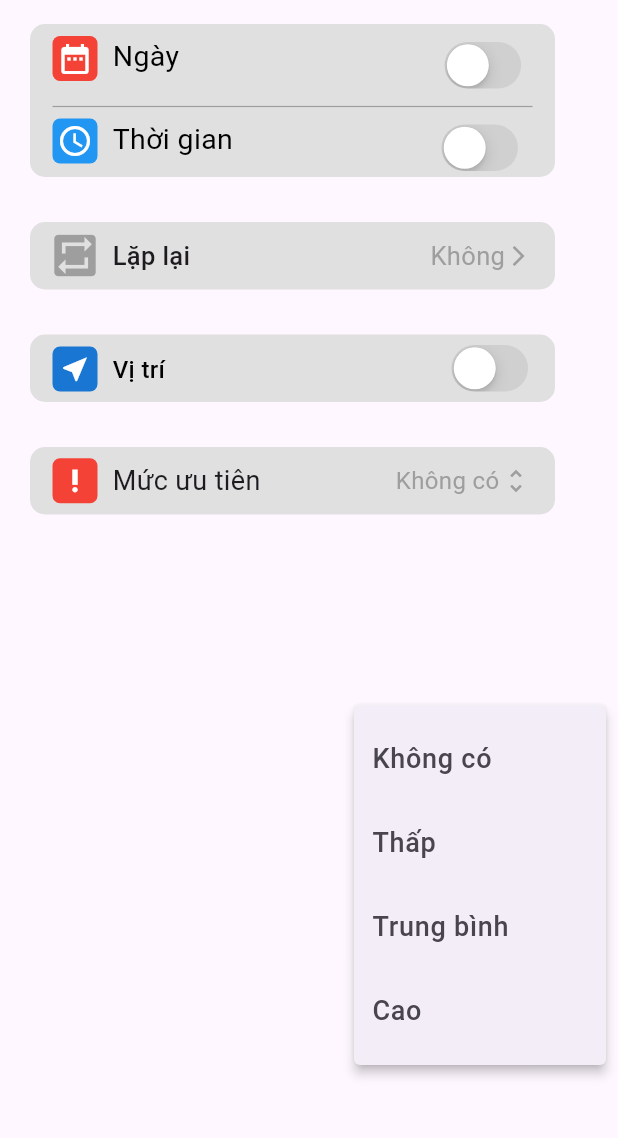
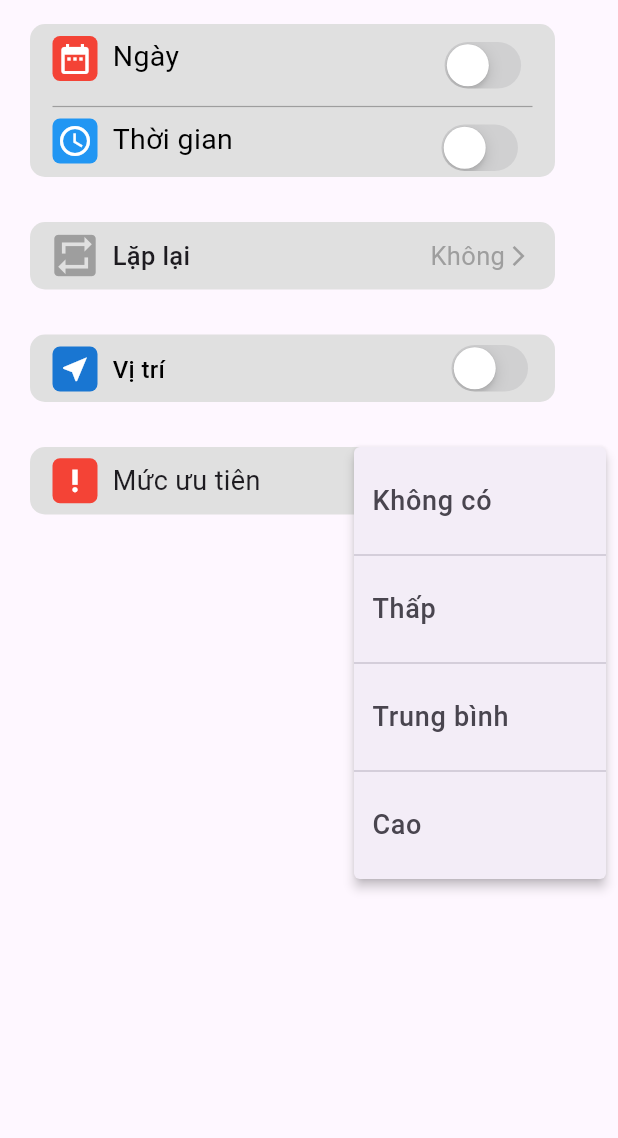
Before and after one commit to Huy17092002/Todolist, a Flutter app: the DetailsAddtask screen opened directly, after a tap on "Mức ưu tiên", on a phone screen of 412 x 824 dp, the part 60-1198 px from its top. Run offline on Flutter 3.47's test engine with Material 3 defaults, Android fonts, the phone set to English and light mode, and no system bars.

Commit message:
push code

```diff
--- a/lib/task/tasklist_page.dart
+++ b/lib/task/tasklist_page.dart
@@ -90,7 +90,7 @@ class TaskListPageState extends State<TaskListPage> {
                             ),
                           ),
                           title: Icon(Icons.remove_red_eye_outlined),
-                        )),
+                        ),),
                     const PopupMenuItem(
                         child: ListTile(
                           leading: Text(
@@ -100,7 +100,7 @@ class TaskListPageState extends State<TaskListPage> {
                             ),
                           ),
                           title: Icon(Icons.print),
-                        )),
+                        ),),
                     const PopupMenuItem(
                         child: ListTile(
                           leading: Text(
@@ -206,7 +206,8 @@ class TaskListPageState extends State<TaskListPage> {
         decoration: const InputDecoration(
             icon: Icon(Icons.radio_button_unchecked, color: Colors.grey),
             hintText: 'Add note',
-            suffixIcon: Icon(Icons.info_outline)),
+            // suffixIcon: Icon(Icons.info_outline),
+        ),
       ),
     );
   }
--- a/lib/widget/priority_detailsnewreminder_widget.dart
+++ b/lib/widget/priority_detailsnewreminder_widget.dart
@@ -8,16 +8,21 @@ class Priority extends StatefulWidget {
 }
 
 class _PriorityState extends State<Priority> {
-
-
   @override
   Widget build(BuildContext context) {
     return GestureDetector(
       onTap: () {
+        final RenderBox renderBox = context.findRenderObject() as RenderBox;
+        final offset = renderBox.localToGlobal(Offset.zero);
         showMenu(
           context: context,
-          position: const RelativeRect.fromLTRB(5, 510, 0, 0),
-          items: <PopupMenuItem>[
+          position: RelativeRect.fromLTRB(
+              offset.dx + renderBox.size.width,
+              offset.dy,
+              0,
+              offset.dy + renderBox.size.height
+          ),
+          items: <PopupMenuEntry>[
             const PopupMenuItem(
               child: ListTile(
                 leading: Text(
@@ -26,6 +31,7 @@ class _PriorityState extends State<Priority> {
                 ),
               ),
             ),
+            const PopupMenuDivider(),
             const PopupMenuItem(
               child: ListTile(
                 leading: Text(
@@ -34,6 +40,7 @@ class _PriorityState extends State<Priority> {
                 ),
               ),
             ),
+            const PopupMenuDivider(),
             const PopupMenuItem(
               child: ListTile(
                 leading: Text(
@@ -44,6 +51,7 @@ class _PriorityState extends State<Priority> {
                 ),
               ),
             ),
+            const PopupMenuDivider(),
             const PopupMenuItem(
               child: ListTile(
                 leading: Text(
@@ -76,10 +84,12 @@ class _PriorityState extends State<Priority> {
                   color: Colors.red,
                   borderRadius: BorderRadius.circular(5),
                 ),
-                child: const Icon(Icons.priority_high,color: Colors.white,size: 20,),
+                child: const Icon(Icons.priority_high,
+                    color: Colors.white, size: 20),
               ),
-             const SizedBox(width: 10,),
-             const Text('Mức ưu tiên',
+              const SizedBox(width: 10),
+              const Text(
+                'Mức ưu tiên',
                 style: TextStyle(
                   fontSize: 18,
                 ),
```
